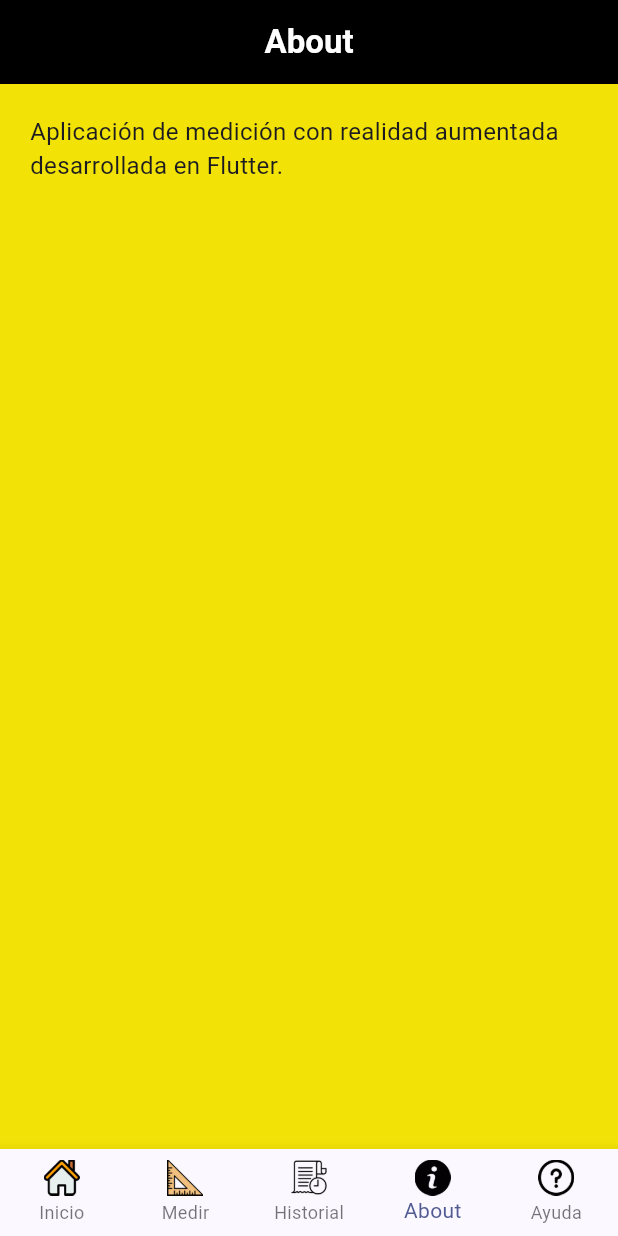
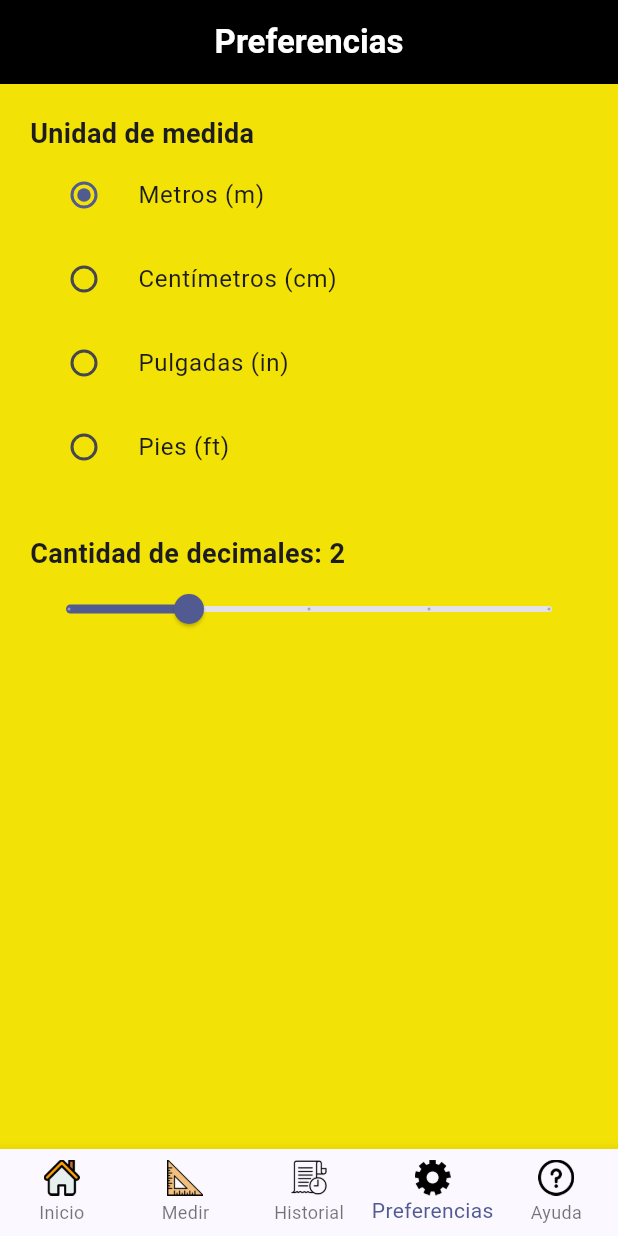
Before and after one commit to Poketeam8/ARMeasure, a Flutter app: the screen it shows after launch, item 4 of the bottom bar chosen, on a phone screen of 412 x 824 dp. Run offline on Flutter 3.47's test engine with Material 3 defaults, Android fonts, the phone set to English and light mode, and no system bars; our stand-ins replace camera, shared_preferences.

Commit message:
settings

```diff
--- /dev/null
+++ b/lib/core/data/preferences_data.dart
@@ -0,0 +1,5 @@
+class PreferencesData {
+  static String unit = "m";
+
+  static int decimals = 2;
+}
--- a/lib/features/about/about_screen.dart
+++ /dev/null
@@ -1,18 +0,0 @@
-import 'package:flutter/material.dart';
-
-class AboutScreen extends StatelessWidget {
-  const AboutScreen({super.key});
-
-  @override
-  Widget build(BuildContext context) {
-    return Scaffold(
-      appBar: AppBar(title: const Text("About")),
-      body: const Padding(
-        padding: EdgeInsets.all(20),
-        child: Text(
-          "Aplicación de medición con realidad aumentada desarrollada en Flutter.",
-        ),
-      ),
-    );
-  }
-}
--- a/lib/features/navigation/main_navigation.dart
+++ b/lib/features/navigation/main_navigation.dart
@@ -3,7 +3,7 @@ import 'package:flutter/material.dart';
 import '../home/home_screen.dart';
 import '../measurement/measurement_screen.dart';
 import '../history/history_screen.dart';
-import '../about/about_screen.dart';
+import '../preferences/preferences_screen.dart';
 import '../help/help_screen.dart';
 
 class MainNavigation extends StatefulWidget {
@@ -20,7 +20,7 @@ class _MainNavigationState extends State<MainNavigation> {
     HomeScreen(),
     MeasurementScreen(),
     HistoryScreen(),
-    AboutScreen(),
+    PreferencesScreen(),
     HelpScreen(),
   ];
 
@@ -46,8 +46,8 @@ class _MainNavigationState extends State<MainNavigation> {
             label: "Historial",
           ),
           BottomNavigationBarItem(
-            icon: Image.asset('assets/images/icons/about.png', width: 24),
-            label: "About",
+            icon: Image.asset('assets/images/icons/settings.png', width: 24),
+            label: "Preferencias",
           ),
           BottomNavigationBarItem(
             icon: Image.asset('assets/images/icons/ayuda.png', width: 24),
--- /dev/null
+++ b/lib/features/preferences/preferences_screen.dart
@@ -0,0 +1,152 @@
+import 'package:flutter/material.dart';
+import 'package:shared_preferences/shared_preferences.dart';
+
+import '../../core/data/preferences_data.dart';
+
+class PreferencesScreen extends StatefulWidget {
+  const PreferencesScreen({super.key});
+
+  @override
+  State<PreferencesScreen> createState() => _PreferencesScreenState();
+}
+
+class _PreferencesScreenState extends State<PreferencesScreen> {
+  String unidad = "m";
+
+  double decimales = 2;
+
+  @override
+  void initState() {
+    super.initState();
+    cargarPreferencias();
+  }
+
+  Future<void> cargarPreferencias() async {
+    final prefs = await SharedPreferences.getInstance();
+
+    setState(() {
+      unidad = prefs.getString('unidad') ?? "m";
+
+      decimales = prefs.getDouble('decimales') ?? 2;
+    });
+
+    PreferencesData.unit = unidad;
+    PreferencesData.decimals = decimales.toInt();
+  }
+
+  Future<void> guardarPreferencias() async {
+    final prefs = await SharedPreferences.getInstance();
+
+    await prefs.setString('unidad', unidad);
+
+    await prefs.setDouble('decimales', decimales);
+
+    PreferencesData.unit = unidad;
+
+    PreferencesData.decimals = decimales.toInt();
+  }
+
+  @override
+  Widget build(BuildContext context) {
+    return Scaffold(
+      appBar: AppBar(
+        title: const Text("Preferencias"),
+      ),
+
+      body: Padding(
+        padding: const EdgeInsets.all(20),
+
+        child: Column(
+          crossAxisAlignment: CrossAxisAlignment.start,
+
+          children: [
+            const Text(
+              "Unidad de medida",
+              style: TextStyle(
+                fontSize: 18,
+                fontWeight: FontWeight.bold,
+              ),
+            ),
+
+            RadioListTile(
+              title: const Text("Metros (m)"),
+              value: "m",
+              groupValue: unidad,
+              onChanged: (value) async {
+                setState(() {
+                  unidad = value!;
+                });
+
+                await guardarPreferencias();
+              },
+            ),
+
+            RadioListTile(
+              title: const Text("Centímetros (cm)"),
+              value: "cm",
+              groupValue: unidad,
+              onChanged: (value) async {
+                setState(() {
+                  unidad = value!;
+                });
+
+                await guardarPreferencias();
+              },
+            ),
+
+            RadioListTile(
+              title: const Text("Pulgadas (in)"),
+              value: "in",
+              groupValue: unidad,
+              onChanged: (value) async {
+                setState(() {
+                  unidad = value!;
+                });
+
+                await guardarPreferencias();
+              },
+            ),
+
+            RadioListTile(
+              title: const Text("Pies (ft)"),
+              value: "ft",
+              groupValue: unidad,
+              onChanged: (value) async {
+                setState(() {
+                  unidad = value!;
+                });
+
+                await guardarPreferencias();
+              },
+            ),
+
+            const SizedBox(height: 30),
+
+            Text(
+              "Cantidad de decimales: ${decimales.toInt()}",
+              style: const TextStyle(
+                fontSize: 18,
+                fontWeight: FontWeight.bold,
+              ),
+            ),
+
+            Slider(
+              value: decimales,
+              min: 1,
+              max: 5,
+              divisions: 4,
+              label: decimales.toInt().toString(),
+              onChanged: (value) async {
+                setState(() {
+                  decimales = value;
+                });
+
+                await guardarPreferencias();
+              },
+            ),
+          ],
+        ),
+      ),
+    );
+  }
+}
--- a/pubspec.yaml
+++ b/pubspec.yaml
@@ -32,6 +32,7 @@ dependencies:
     sdk: flutter
   camera: ^0.11.1
   shared_preferences: ^2.5.3
+  provider: ^6.1.2
 
   # The following adds the Cupertino Icons font to your application.
   # Use with the CupertinoIcons class for iOS style icons.
```
Also changed, not shown: lib/core/utils/measurement_utils.dart (added, +19 -0 lines), lib/features/history/detail_screen.dart (+6 -1 lines), lib/features/history/history_screen.dart (+7 -1 lines), lib/features/measurement/measurement_screen.dart (+6 -2 lines), assets/images/icons/settings.png (added), pubspec.lock.
